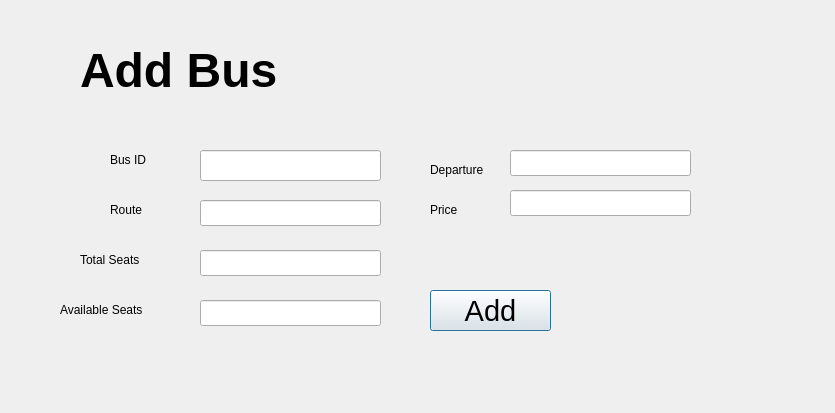
basnetrubin45/buspass, file add.ui: the form before one commit.
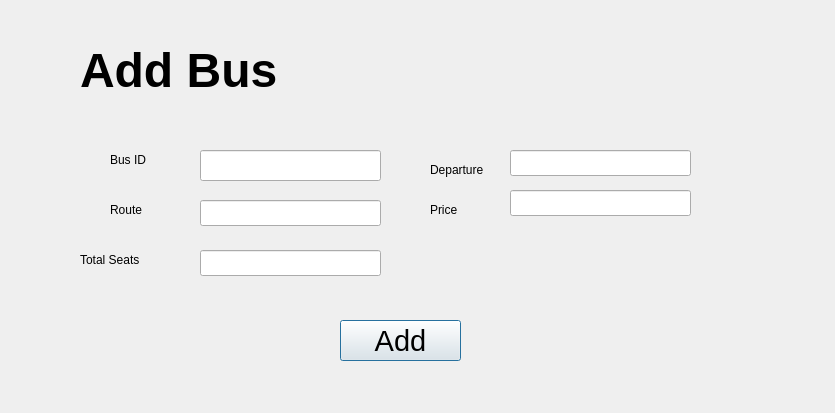
The form after the commit.

What changed in the file:
```diff
--- a/add.ui
+++ b/add.ui
@@ -43,16 +43,6 @@
     </rect>
    </property>
   </widget>
-  <widget class="QLineEdit" name="txtAv">
-   <property name="geometry">
-    <rect>
-     <x>200</x>
-     <y>300</y>
-     <width>181</width>
-     <height>26</height>
-    </rect>
-   </property>
-  </widget>
   <widget class="QLineEdit" name="txtDep">
    <property name="geometry">
     <rect>
@@ -115,19 +105,6 @@
     <string>Departure</string>
    </property>
   </widget>
-  <widget class="QLabel" name="label_6">
-   <property name="geometry">
-    <rect>
-     <x>60</x>
-     <y>300</y>
-     <width>111</width>
-     <height>20</height>
-    </rect>
-   </property>
-   <property name="text">
-    <string>Available Seats</string>
-   </property>
-  </widget>
   <widget class="QLabel" name="label_7">
    <property name="geometry">
     <rect>
@@ -174,8 +151,8 @@
   <widget class="QPushButton" name="pushButton">
    <property name="geometry">
     <rect>
-     <x>430</x>
-     <y>290</y>
+     <x>340</x>
+     <y>320</y>
      <width>121</width>
      <height>41</height>
     </rect>
```
